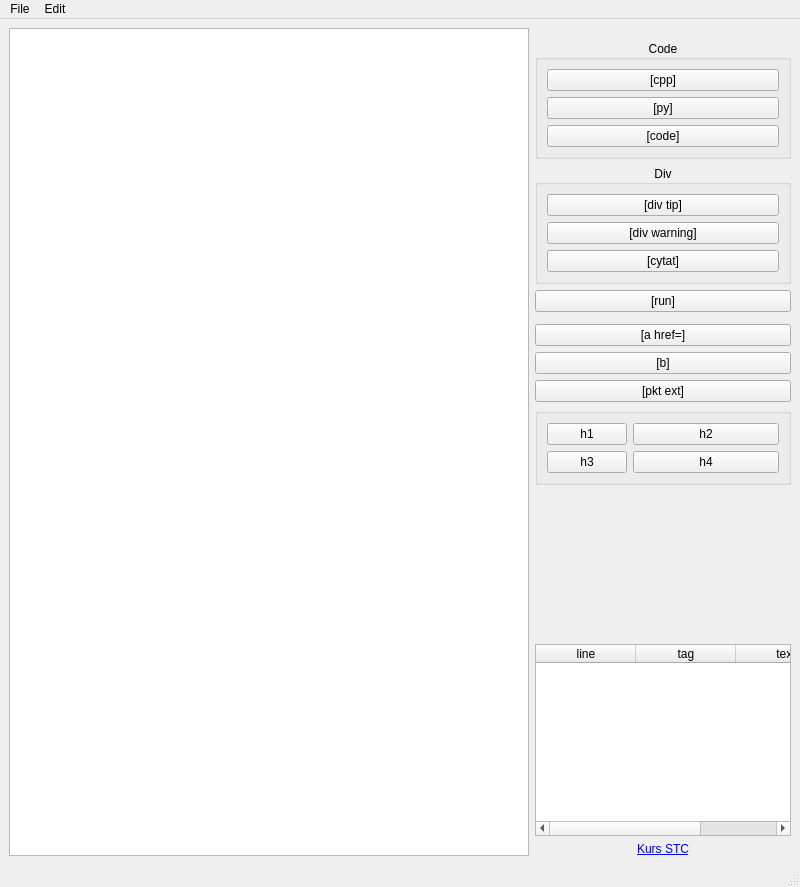
The window that mainwindow.ui (baziorek/STC_editor) describes before a commit, drawn with Qt 5.
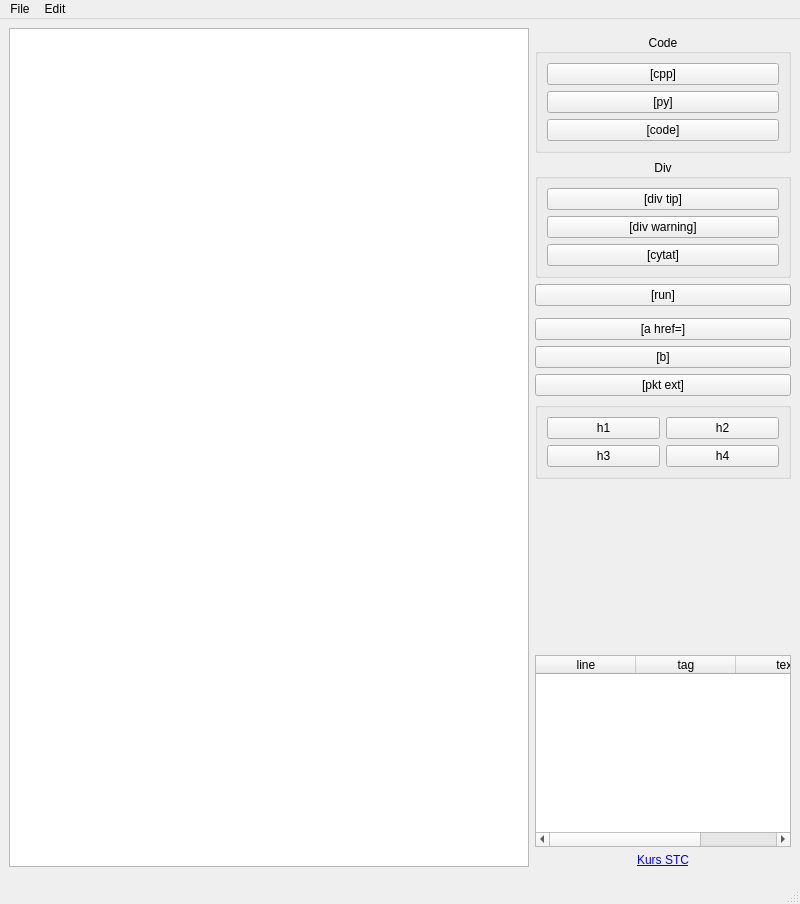
The same window after the commit. Custom widgets are drawn as their Qt base class.

Commit message: Added finding dialog, but for now it is not working yet

What changed in the file:
```diff
--- a/mainwindow.ui
+++ b/mainwindow.ui
@@ -7,7 +7,7 @@
     <x>0</x>
     <y>0</y>
     <width>800</width>
-    <height>887</height>
+    <height>904</height>
    </rect>
   </property>
   <property name="windowTitle">
@@ -15,7 +15,44 @@
   </property>
   <widget class="QWidget" name="centralwidget">
    <layout class="QGridLayout" name="gridLayout">
-    <item row="3" column="1">
+    <item row="6" column="1">
+     <widget class="QPushButton" name="button_bold">
+      <property name="text">
+       <string>[b]</string>
+      </property>
+     </widget>
+    </item>
+    <item row="5" column="1">
+     <widget class="QPushButton" name="button_href">
+      <property name="toolTip">
+       <string>This works accorging to one of three scenarios: 1. If nothing selected - just put tags, 2. If selected text contains link, 3. If selected text does not contains link</string>
+      </property>
+      <property name="text">
+       <string>[a href=]</string>
+      </property>
+     </widget>
+    </item>
+    <item row="9" column="1">
+     <spacer name="verticalSpacer">
+      <property name="orientation">
+       <enum>Qt::Vertical</enum>
+      </property>
+      <property name="sizeHint" stdset="0">
+       <size>
+        <width>20</width>
+        <height>40</height>
+       </size>
+      </property>
+     </spacer>
+    </item>
+    <item row="7" column="1">
+     <widget class="QPushButton" name="button_pkt">
+      <property name="text">
+       <string>[pkt ext]</string>
+      </property>
+     </widget>
+    </item>
+    <item row="2" column="1">
      <widget class="QGroupBox" name="groupBox_2">
       <property name="title">
        <string>Div</string>
@@ -48,60 +85,7 @@
       </layout>
      </widget>
     </item>
-    <item row="9" column="1">
-     <widget class="QGroupBox" name="groupBox_3">
-      <property name="title">
-       <string/>
-      </property>
-      <layout class="QFormLayout" name="formLayout">
-       <item row="0" column="0">
-        <widget class="QPushButton" name="button_h1">
-         <property name="sizePolicy">
-          <sizepolicy hsizetype="Minimum" vsizetype="Fixed">
-           <horstretch>0</horstretch>
-           <verstretch>0</verstretch>
-          </sizepolicy>
-         </property>
-         <property name="text">
-          <string>h1</string>
-         </property>
-        </widget>
-       </item>
-       <item row="0" column="1">
-        <widget class="QPushButton" name="button_h2">
-         <property name="text">
-          <string>h2</string>
-         </property>
-        </widget>
-       </item>
-       <item row="1" column="0">
-        <widget class="QPushButton" name="button_h3">
-         <property name="text">
-          <string>h3</string>
-         </property>
-        </widget>
-       </item>
-       <item row="1" column="1">
-        <widget class="QPushButton" name="button_h4">
-         <property name="text">
-          <string>h4</string>
-         </property>
-        </widget>
-       </item>
-      </layout>
-     </widget>
-    </item>
-    <item row="6" column="1">
-     <widget class="QPushButton" name="button_href">
-      <property name="toolTip">
-       <string>This works accorging to one of three scenarios: 1. If nothing selected - just put tags, 2. If selected text contains link, 3. If selected text does not contains link</string>
-      </property>
-      <property name="text">
-       <string>[a href=]</string>
-      </property>
-     </widget>
-    </item>
-    <item row="0" column="0" rowspan="13">
+    <item row="0" column="0" rowspan="12">
      <widget class="CodeEditor" name="plainTextEdit">
       <property name="font">
        <font>
@@ -119,14 +103,14 @@
       </property>
      </widget>
     </item>
-    <item row="7" column="1">
-     <widget class="QPushButton" name="button_bold">
+    <item row="3" column="1">
+     <widget class="QPushButton" name="button_run">
       <property name="text">
-       <string>[b]</string>
+       <string>[run]</string>
       </property>
      </widget>
     </item>
-    <item row="2" column="1">
+    <item row="1" column="1">
      <widget class="QGroupBox" name="groupBox">
       <property name="title">
        <string>Code</string>
@@ -159,14 +143,7 @@
       </layout>
      </widget>
     </item>
-    <item row="8" column="1">
-     <widget class="QPushButton" name="button_pkt">
-      <property name="text">
-       <string>[pkt ext]</string>
-      </property>
-     </widget>
-    </item>
-    <item row="11" column="1">
+    <item row="10" column="1">
      <widget class="QTableWidget" name="contextTableWidget">
       <property name="sizePolicy">
        <sizepolicy hsizetype="Preferred" vsizetype="MinimumExpanding">
@@ -197,7 +174,50 @@
       </column>
      </widget>
     </item>
-    <item row="12" column="1">
+    <item row="8" column="1">
+     <widget class="QGroupBox" name="groupBox_3">
+      <property name="title">
+       <string/>
+      </property>
+      <layout class="QGridLayout" name="gridLayout_2">
+       <item row="0" column="0">
+        <widget class="QPushButton" name="button_h1">
+         <property name="sizePolicy">
+          <sizepolicy hsizetype="Minimum" vsizetype="Fixed">
+           <horstretch>0</horstretch>
+           <verstretch>0</verstretch>
+          </sizepolicy>
+         </property>
+         <property name="text">
+          <string>h1</string>
+         </property>
+        </widget>
+       </item>
+       <item row="0" column="1">
+        <widget class="QPushButton" name="button_h2">
+         <property name="text">
+          <string>h2</string>
+         </property>
+        </widget>
+       </item>
+       <item row="1" column="0">
+        <widget class="QPushButton" name="button_h3">
+         <property name="text">
+          <string>h3</string>
+         </property>
+        </widget>
+       </item>
+       <item row="1" column="1">
+        <widget class="QPushButton" name="button_h4">
+         <property name="text">
+          <string>h4</string>
+         </property>
+        </widget>
+       </item>
+      </layout>
+     </widget>
+    </item>
+    <item row="11" column="1">
      <widget class="QLabel" name="label">
       <property name="text">
        <string extracomment="link do kursu">&lt;a href=&quot;https://cpp0x.pl/kursy/Kurs-STC/169&quot;&gt;Kurs STC&lt;/a&gt;</string>
@@ -219,25 +239,8 @@
       </property>
      </widget>
     </item>
-    <item row="4" column="1">
-     <widget class="QPushButton" name="button_run">
-      <property name="text">
-       <string>[run]</string>
-      </property>
-     </widget>
-    </item>
-    <item row="10" column="1">
-     <spacer name="verticalSpacer">
-      <property name="orientation">
-       <enum>Qt::Vertical</enum>
-      </property>
-      <property name="sizeHint" stdset="0">
-       <size>
-        <width>20</width>
-        <height>40</height>
-       </size>
-      </property>
-     </spacer>
+    <item row="12" column="0" colspan="2">
+     <widget class="FindDialog" name="findWidget" native="true"/>
     </item>
    </layout>
   </widget>
@@ -316,6 +319,12 @@
    <extends>QPlainTextEdit</extends>
    <header location="global">codeeditor.h</header>
   </customwidget>
+  <customwidget>
+   <class>FindDialog</class>
+   <extends>QWidget</extends>
+   <header location="global">finddialog.h</header>
+   <container>1</container>
+  </customwidget>
  </customwidgets>
  <tabstops>
   <tabstop>plainTextEdit</tabstop>
```
Left out of the diff: 25 changed lines with no effect on the pictures. The commit also changes 6 other files.
